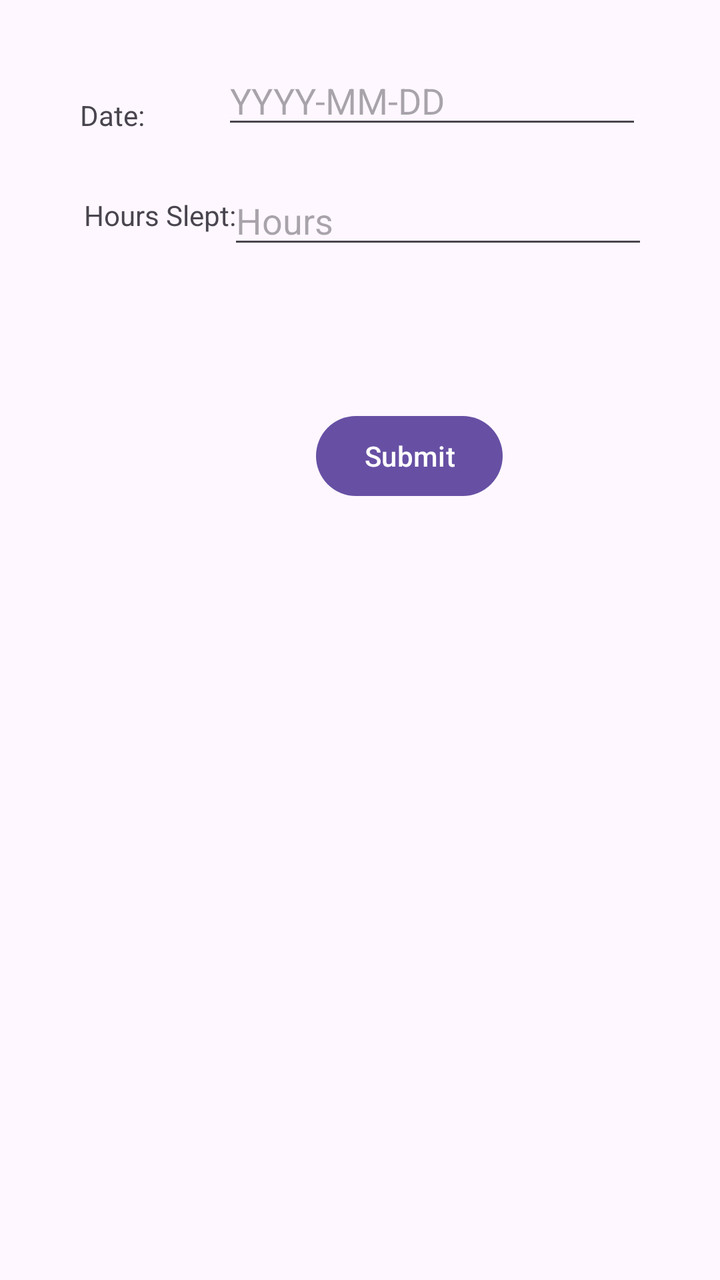
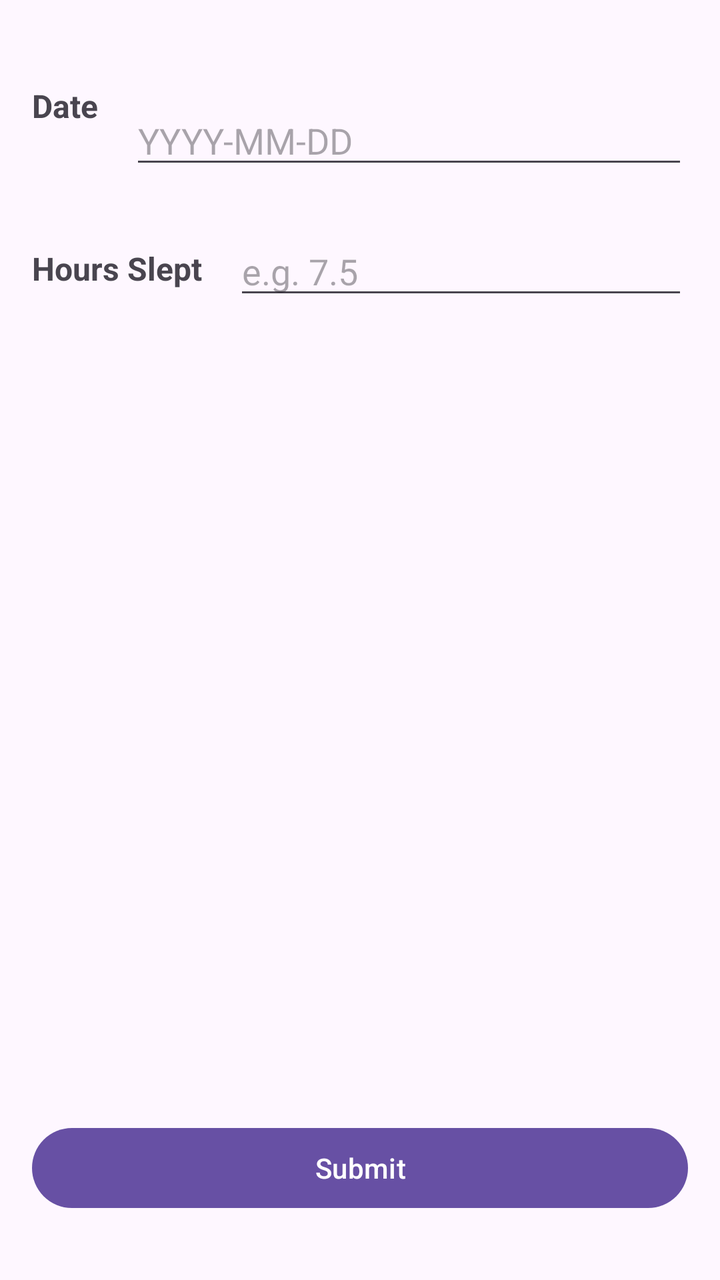

An Android layout rendered at two revisions. The XML below is the earlier revision; the diff shows what the commit changed to produce the second picture.
<!-- AndroidManifest.xml: application theme Theme.Project5 -->
<!-- res/layout/activity_detail.xml -->
<?xml version="1.0" encoding="utf-8"?>
<androidx.constraintlayout.widget.ConstraintLayout xmlns:android="http://schemas.android.com/apk/res/android"
    xmlns:app="http://schemas.android.com/apk/res-auto"
    xmlns:tools="http://schemas.android.com/tools"
    android:layout_width="match_parent"
    android:layout_height="match_parent">

    <TextView
        android:id="@+id/Date"
        android:layout_width="wrap_content"
        android:layout_height="wrap_content"
        android:layout_marginStart="40dp"
        android:layout_marginTop="48dp"
        android:text="Date:"
        app:layout_constraintStart_toStartOf="parent"
        app:layout_constraintTop_toTopOf="parent" />

    <TextView
        android:id="@+id/hoursSlept"
        android:layout_width="wrap_content"
        android:layout_height="wrap_content"
        android:layout_marginStart="42dp"
        android:layout_marginTop="98dp"
        android:text="Hours Slept:"
        app:layout_constraintStart_toStartOf="parent"
        app:layout_constraintTop_toTopOf="parent" />

    <EditText
        android:id="@+id/dateEntry"
        android:layout_width="wrap_content"
        android:layout_height="wrap_content"
        android:layout_marginTop="28dp"
        android:layout_marginEnd="39dp"
        android:ems="10"
        android:hint="YYYY-MM-DD"
        android:inputType="text"
        app:layout_constraintEnd_toEndOf="parent"
        app:layout_constraintTop_toTopOf="parent" />

    <EditText
        android:id="@+id/hoursEntry"
        android:layout_width="wrap_content"
        android:layout_height="wrap_content"
        android:layout_marginTop="88dp"
        android:layout_marginEnd="36dp"
        android:ems="10"
        android:hint="Hours"
        android:inputType="text"
        app:layout_constraintEnd_toEndOf="parent"
        app:layout_constraintTop_toTopOf="parent" />

    <Button
        android:id="@+id/submitBtn"
        android:layout_width="wrap_content"
        android:layout_height="wrap_content"
        android:layout_marginStart="158dp"
        android:layout_marginTop="204dp"
        android:text="Submit"
        app:layout_constraintStart_toStartOf="parent"
        app:layout_constraintTop_toTopOf="parent" />
</androidx.constraintlayout.widget.ConstraintLayout>
<!-- resources referenced by this layout -->
<resources>
  <style name="Theme.Project5" parent="Base.Theme.Project5" />
  <style name="Base.Theme.Project5" parent="Theme.Material3.DayNight.NoActionBar">
          
          
      </style>
</resources>

<!-- the commit's change to res/layout/activity_detail.xml (unified diff, before → after) -->
@@ -1,61 +1,67 @@
 <?xml version="1.0" encoding="utf-8"?>
-<androidx.constraintlayout.widget.ConstraintLayout xmlns:android="http://schemas.android.com/apk/res/android"
+<androidx.constraintlayout.widget.ConstraintLayout
+    xmlns:android="http://schemas.android.com/apk/res/android"
     xmlns:app="http://schemas.android.com/apk/res-auto"
-    xmlns:tools="http://schemas.android.com/tools"
     android:layout_width="match_parent"
-    android:layout_height="match_parent">
+    android:layout_height="match_parent"
+    android:fitsSystemWindows="true"
+    android:padding="16dp">
 
     <TextView
         android:id="@+id/Date"
         android:layout_width="wrap_content"
         android:layout_height="wrap_content"
-        android:layout_marginStart="40dp"
-        android:layout_marginTop="48dp"
-        android:text="Date:"
+        android:text="Date"
+        android:textStyle="bold"
+        android:textSize="16sp"
         app:layout_constraintStart_toStartOf="parent"
-        app:layout_constraintTop_toTopOf="parent" />
+        app:layout_constraintTop_toTopOf="parent"
+        app:layout_constraintBottom_toBottomOf="@id/dateEntry"/>
+
+    <EditText
+        android:id="@+id/dateEntry"
+        android:layout_width="0dp"
+        android:layout_height="wrap_content"
+        android:layout_marginStart="16dp"
+        android:layout_marginTop="32dp"
+        android:hint="YYYY-MM-DD"
+        android:inputType="text"
+        app:layout_constraintEnd_toEndOf="parent"
+        app:layout_constraintStart_toEndOf="@id/Date"
+        app:layout_constraintTop_toTopOf="parent"/>
 
     <TextView
         android:id="@+id/hoursSlept"
         android:layout_width="wrap_content"
         android:layout_height="wrap_content"
-        android:layout_marginStart="42dp"
-        android:layout_marginTop="98dp"
-        android:text="Hours Slept:"
+        android:text="Hours Slept"
+        android:textStyle="bold"
+        android:textSize="16sp"
+        android:layout_marginTop="24dp"
         app:layout_constraintStart_toStartOf="parent"
-        app:layout_constraintTop_toTopOf="parent" />
-
-    <EditText
-        android:id="@+id/dateEntry"
-        android:layout_width="wrap_content"
-        android:layout_height="wrap_content"
-        android:layout_marginTop="28dp"
-        android:layout_marginEnd="39dp"
-        android:ems="10"
-        android:hint="YYYY-MM-DD"
-        android:inputType="text"
-        app:layout_constraintEnd_toEndOf="parent"
-        app:layout_constraintTop_toTopOf="parent" />
+        app:layout_constraintTop_toBottomOf="@id/dateEntry"
+        app:layout_constraintBottom_toBottomOf="@id/hoursEntry"/>
 
     <EditText
         android:id="@+id/hoursEntry"
-        android:layout_width="wrap_content"
+        android:layout_width="0dp"
         android:layout_height="wrap_content"
-        android:layout_marginTop="88dp"
-        android:layout_marginEnd="36dp"
-        android:ems="10"
-        android:hint="Hours"
-        android:inputType="text"
+        android:layout_marginStart="16dp"
+        android:layout_marginTop="24dp"
+        android:hint="e.g. 7.5"
+        android:inputType="numberDecimal"
         app:layout_constraintEnd_toEndOf="parent"
-        app:layout_constraintTop_toTopOf="parent" />
+        app:layout_constraintStart_toEndOf="@id/hoursSlept"
+        app:layout_constraintTop_toBottomOf="@id/dateEntry"/>
 
     <Button
         android:id="@+id/submitBtn"
-        android:layout_width="wrap_content"
+        android:layout_width="0dp"
         android:layout_height="wrap_content"
-        android:layout_marginStart="158dp"
-        android:layout_marginTop="204dp"
+        android:layout_marginBottom="16dp"
         android:text="Submit"
+        app:layout_constraintEnd_toEndOf="parent"
         app:layout_constraintStart_toStartOf="parent"
-        app:layout_constraintTop_toTopOf="parent" />
+        app:layout_constraintBottom_toBottomOf="parent"/>
+
 </androidx.constraintlayout.widget.ConstraintLayout>
